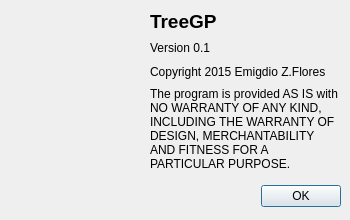
emigdioz/LeafGP_archive, file source/aboutwindow.ui: the form before one commit.
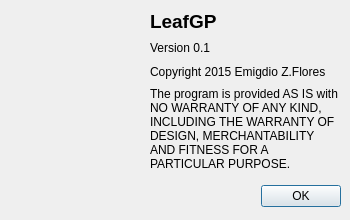
The form after the commit. Icons and pictures are not drawn.

Diff of the .ui file:
```diff
--- a/source/aboutwindow.ui
+++ b/source/aboutwindow.ui
@@ -92,7 +92,7 @@
        </font>
       </property>
       <property name="text">
-       <string>TreeGP</string>
+       <string>LeafGP</string>
       </property>
      </widget>
     </item>
```
Left out of the diff: 4 changed lines with no effect on the pictures.
